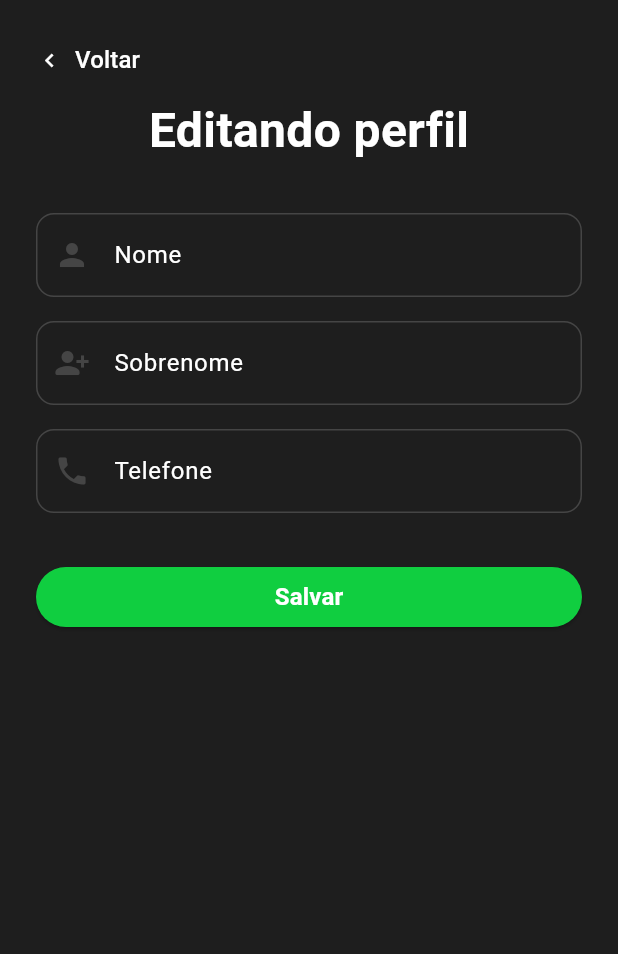
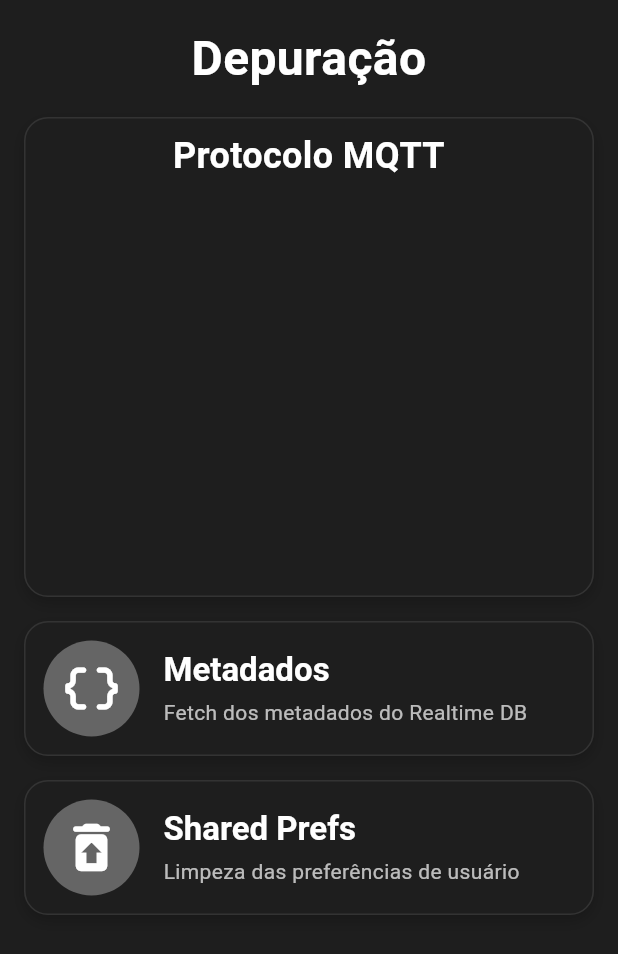
Before and after one commit to DiRezze/smart_house_app, a Flutter app: the screen it shows once a user with an empty profile is signed in, item 3 of the bottom bar chosen, after a tap on "Depuração", on a phone screen of 412 x 824 dp. Shown: the top 954 px of the screen. Run offline on Flutter 3.47's test engine with Material 3 defaults, Android fonts, the phone set to English and light mode, and no system bars; our stand-ins replace firebase_auth, firebase_core, firebase_database, flutter_dotenv, shared_preferences; accounts and stored records are empty.

Commit message:
debug: add debug page base layout

```diff
--- a/lib/routes/route_generator.dart
+++ b/lib/routes/route_generator.dart
@@ -3,6 +3,7 @@ import 'package:smart_house_app/routes/auth_verifier.dart';
 import 'package:smart_house_app/routes/require_auth.dart';
 import 'package:smart_house_app/routes/route_transitions.dart';
 import 'package:smart_house_app/screens/app_page.dart';
+import 'package:smart_house_app/screens/debug_page.dart';
 import 'package:smart_house_app/screens/edit_profile_page.dart';
 
 // app pages
@@ -31,6 +32,8 @@ class RouteGenerator {
         return RouteTransitions.slideFromBottom(RequireAuth(child: MainAppPage()));
       case '/edit-profile':
         return RouteTransitions.slideFromBottom(RequireAuth(child: EditProfilePage()));
+      case '/debug':
+        return RouteTransitions.slideFromBottom(RequireAuth(child: DebugPage()));
       default:
         return MaterialPageRoute(builder: (_)=>LandingPage());
     }
--- /dev/null
+++ b/lib/screens/debug_page.dart
@@ -0,0 +1,92 @@
+import 'package:flutter/material.dart';
+import 'package:smart_house_app/services/meta_service.dart';
+import 'package:smart_house_app/services/prefs_service.dart';
+import 'package:smart_house_app/theme/app_colors.dart';
+import 'package:smart_house_app/widgets/big_icon_button.dart';
+
+class DebugPage extends StatelessWidget {
+  const DebugPage({super.key});
+  @override
+  Widget build(BuildContext context) {
+    return Scaffold(
+      body: SafeArea(
+        child: SingleChildScrollView(
+          padding: EdgeInsets.all(16),
+          child: Center(
+            child: Column(
+              spacing: 16,
+              children: [
+                Text(
+                  'Depuração',
+                  textAlign: TextAlign.center,
+                  style: TextStyle(
+                    fontSize: 32,
+                    fontWeight: FontWeight.bold,
+                    color: Colors.white,
+                  ),
+                ),
+                Container(
+                  width: double.infinity,
+                  constraints: BoxConstraints(
+                    minHeight: 320,
+                  ),
+                  decoration: BoxDecoration(
+                    color: AppColors.background,
+                    borderRadius: BorderRadius.circular(16),
+                    border: Border.all(
+                      width: 1,
+                      color: AppColors.gray.withAlpha(77),
+                    ),
+                    boxShadow: [
+                      BoxShadow(
+                        color: AppColors.navBackground.withAlpha(77),
+                        blurRadius: 8,
+                        offset: Offset(0, 4),
+                      ),
+                    ],
+                  ),
+                  alignment: Alignment.topCenter,
+                  child: Padding(
+                    padding: EdgeInsets.all(8),
+                    child: Column(
+                      children: [
+                        Text(
+                          'Protocolo MQTT',
+                          style: TextStyle(
+                            fontSize: 24,
+                            fontWeight: FontWeight.bold,
+                            color: Colors.white,
+                          ),
+                          textAlign: TextAlign.center,
+                        ),
+                      ],
+                    ),
+                  ),
+                ),
+                BigIconButton(
+                    title: "Metadados",
+                    description: "Fetch dos metadados do Realtime DB",
+                    icon: Icon(Icons.data_object_rounded, color: Colors.white, size: 42),
+                    color: AppColors.gray,
+                    onPressed: (){
+                        MetaService().updateMeta();
+                    },
+                ),
+                BigIconButton(
+                    title: "Shared Prefs",
+                    description: "Limpeza das preferências de usuário",
+                    icon: Icon(Icons.restore_from_trash_rounded, color: Colors.white, size: 42),
+                    color: AppColors.gray,
+                    onPressed: (){
+                      PrefsService().clear();
+                    },
+                ),
+
+              ],
+            ),
+          ),
+        ),
+      ),
+    );
+  }
+}
--- a/lib/screens/settings_page.dart
+++ b/lib/screens/settings_page.dart
@@ -51,7 +51,7 @@ class SettingsPage extends StatelessWidget {
                     title: "Depuração",
                     description: "Funcionalidades experimentais",
                     onPressed: (){
-                      Navigator.of(context).pushNamed("/edit-profile");
+                      Navigator.of(context).pushNamed("/debug");
                     },
                     color: AppColors.errorOutline,
                     icon: Icon(Icons.developer_mode_rounded, color: Colors.white, size: 42),
```
